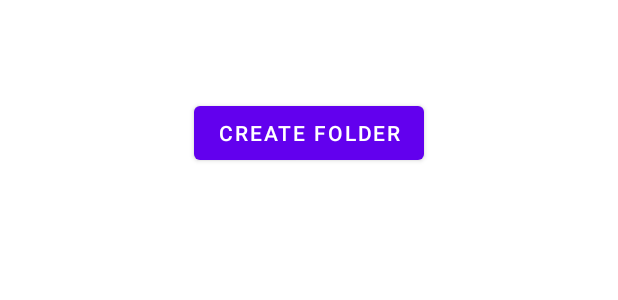
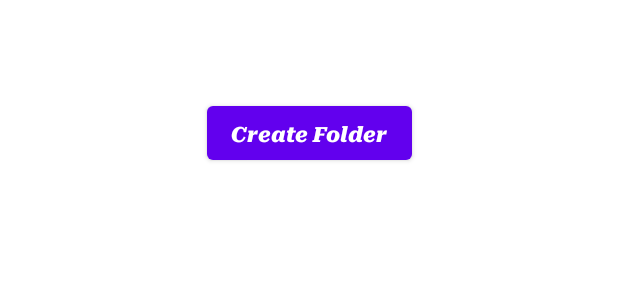
Before and after one commit to denisnzrvs/SafeTravel, an Android app: the layout fragment_home.xml on its own in the app's theme, with its tools: preview values and no code run, on a phone screen of 412 x 824 dp. Shown: the top 300 px of the screen. Run offline under Robolectric (Android 15) with nearby library versions, the phone set to English and light mode, and no system bars.

Commit message:
UI changed 3.0

```diff
--- a/app/src/main/res/layout/fragment_home.xml
+++ b/app/src/main/res/layout/fragment_home.xml
@@ -19,12 +19,16 @@
         app:layout_constraintTop_toTopOf="parent" />
 
     <!-- Button to Show Folder Name Input -->
+
     <Button
         android:id="@+id/addButton"
+        style="@style/Theme.Material3.DayNight"
         android:layout_width="wrap_content"
         android:layout_height="wrap_content"
         android:layout_marginTop="16dp"
         android:text="Create Folder"
+        android:textColor="@color/white"
+        android:fontFamily="@font/myfont"
         app:layout_constraintEnd_toEndOf="parent"
         app:layout_constraintStart_toStartOf="parent"
         app:layout_constraintTop_toBottomOf="@id/textHome" />
--- a/app/src/main/res/values-night/themes.xml
+++ b/app/src/main/res/values-night/themes.xml
@@ -1,6 +1,6 @@
 <resources xmlns:tools="http://schemas.android.com/tools">
     <!-- Base application theme. -->
-    <style name="Theme.SafeTravel" parent="Theme.MaterialComponents.DayNight.DarkActionBar">
+    <style name="Theme.SafeTravel" parent="Theme.MaterialComponents.DayNight">
         <!-- Primary brand color. -->
         <item name="colorPrimary">@color/purple_200</item>
         <item name="colorPrimaryVariant">@color/purple_700</item>
@@ -8,7 +8,7 @@
         <!-- Secondary brand color. -->
         <item name="colorSecondary">@color/teal_200</item>
         <item name="colorSecondaryVariant">@color/teal_200</item>
-        <item name="colorOnSecondary">@color/black</item>
+        <item name="colorOnSecondary">@color/white</item>
         <!-- Status bar color. -->
         <item name="android:statusBarColor">?attr/colorPrimaryVariant</item>
         <!-- Customize your theme here. -->
--- a/app/src/main/res/values/themes.xml
+++ b/app/src/main/res/values/themes.xml
@@ -1,9 +1,9 @@
 <resources xmlns:tools="http://schemas.android.com/tools">
     <!-- Base application theme. -->
-    <style name="Theme.SafeTravel" parent="Theme.MaterialComponents.DayNight.DarkActionBar">
+    <style name="Theme.SafeTravel" parent="Theme.MaterialComponents.DayNight">
         <!-- Primary brand color. -->
         <item name="colorPrimary">@color/purple_500</item>
-        <item name="colorPrimaryVariant">@color/purple_700</item>
+        <item name="colorPrimaryVariant">#8C4D97</item>
         <item name="colorOnPrimary">@color/white</item>
         <!-- Secondary brand color. -->
         <item name="colorSecondary">@color/teal_200</item>
```
Also changed, not shown: app/src/main/res/layout/activity_create_profile.xml (+44 -7 lines), app/src/main/res/layout/activity_main.xml (+14 -1 lines), app/src/main/res/font/myfont.ttf (added), 1 other file.
